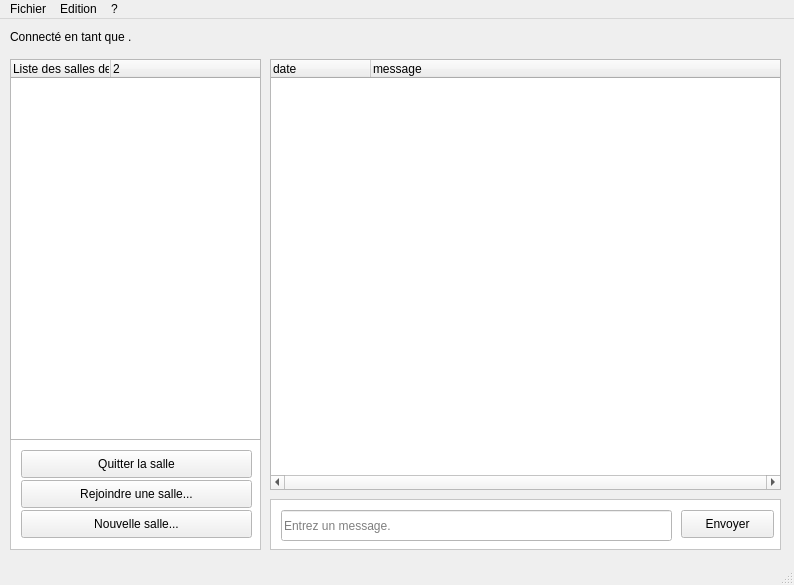
Above: Chat/viewChat.ui from edri/ProjetChat2015 before the change. Below: the same form after it.
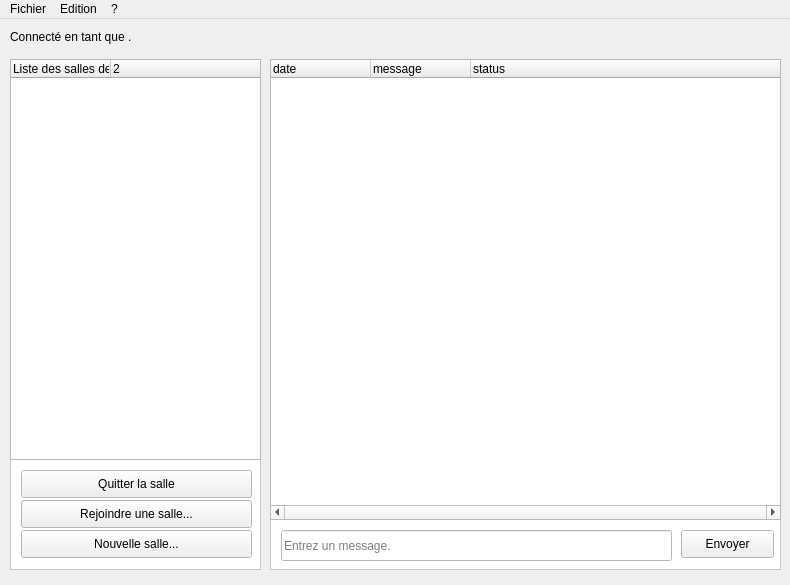
That is the form after the change.

```diff
--- a/Chat/viewChat.ui
+++ b/Chat/viewChat.ui
@@ -6,7 +6,7 @@
    <rect>
     <x>0</x>
     <y>0</y>
-    <width>794</width>
+    <width>790</width>
     <height>585</height>
    </rect>
   </property>
@@ -31,7 +31,7 @@
     <property name="geometry">
      <rect>
       <x>10</x>
-      <y>420</y>
+      <y>440</y>
       <width>251</width>
       <height>111</height>
      </rect>
@@ -174,7 +174,7 @@
       <x>10</x>
       <y>40</y>
       <width>251</width>
-      <height>381</height>
+      <height>401</height>
      </rect>
     </property>
     <property name="verticalScrollBarPolicy">
@@ -204,7 +204,7 @@
     <property name="geometry">
      <rect>
       <x>270</x>
-      <y>480</y>
+      <y>500</y>
       <width>511</width>
       <height>51</height>
      </rect>
@@ -343,7 +343,7 @@
       <x>270</x>
       <y>40</y>
       <width>511</width>
-      <height>431</height>
+      <height>461</height>
      </rect>
     </property>
     <property name="horizontalScrollBarPolicy">
@@ -383,6 +383,11 @@
       <string>message</string>
      </property>
     </column>
+    <column>
+     <property name="text">
+      <string>status</string>
+     </property>
+    </column>
    </widget>
   </widget>
   <widget class="QMenuBar" name="menuBar">
@@ -390,7 +395,7 @@
     <rect>
      <x>0</x>
      <y>0</y>
-     <width>794</width>
+     <width>790</width>
      <height>26</height>
     </rect>
    </property>
@@ -417,7 +422,6 @@
    <addaction name="menuEdition"/>
    <addaction name="menu"/>
   </widget>
-  <widget class="QStatusBar" name="statusBar"/>
   <action name="actionQuitter">
    <property name="text">
     <string>Quitter</string>
```
Left out of the diff: 15 changed lines with no effect on the pictures.
